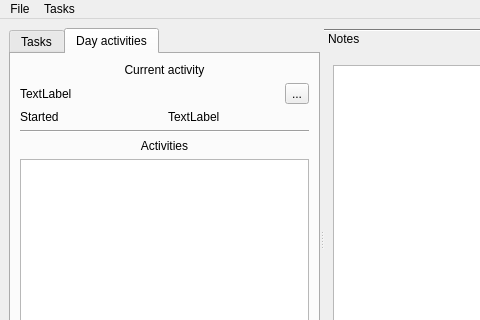
Above: mainwindow.ui from ya-breeze/TM before the change; both pictures show x 0 to 480 and y 0 to 320 of the 640 by 480 pixel window. Below: the same form after it.
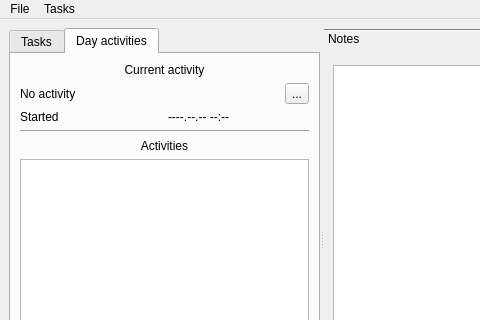
That is the form after the change. The open tabs and pages were chosen to show the change.

Patch:
```diff
--- a/mainwindow.ui
+++ b/mainwindow.ui
@@ -61,7 +61,7 @@
            <item>
             <widget class="QLabel" name="lblCurrentActivity">
              <property name="text">
-              <string>TextLabel</string>
+              <string>No activity</string>
              </property>
             </widget>
            </item>
@@ -86,7 +86,7 @@
            <item>
             <widget class="QLabel" name="lblActivityStarted">
              <property name="text">
-              <string>TextLabel</string>
+              <string>----.--.-- --:--</string>
              </property>
             </widget>
            </item>
```
Left out of the diff: 6 changed lines with no effect on the pictures.
